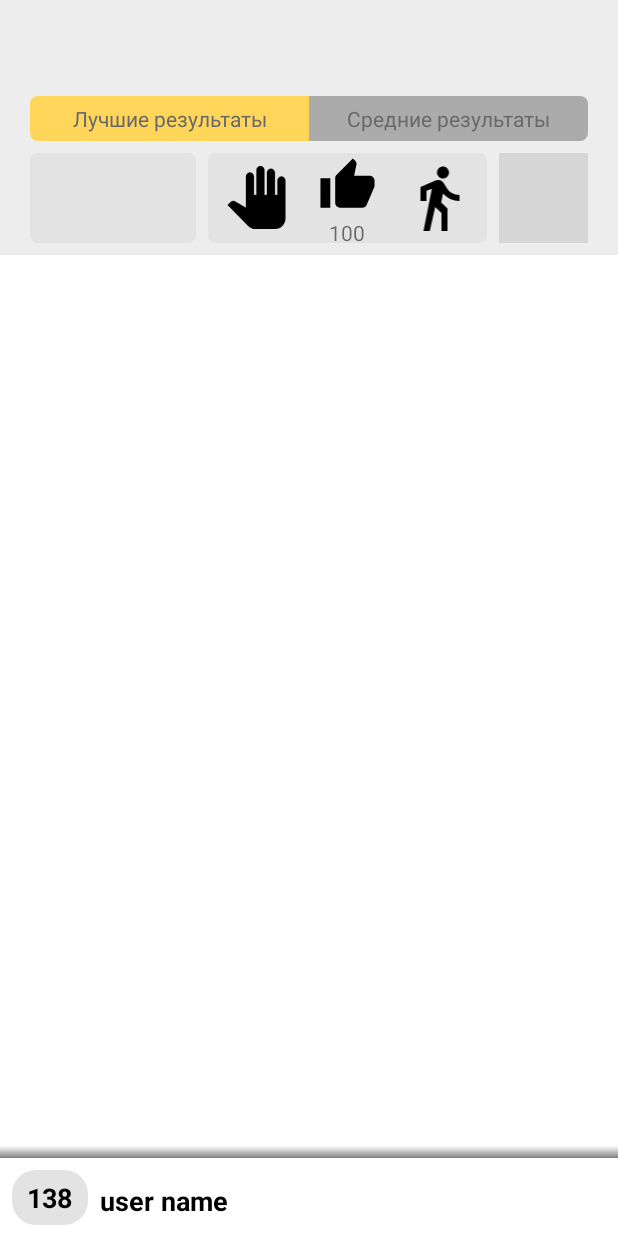
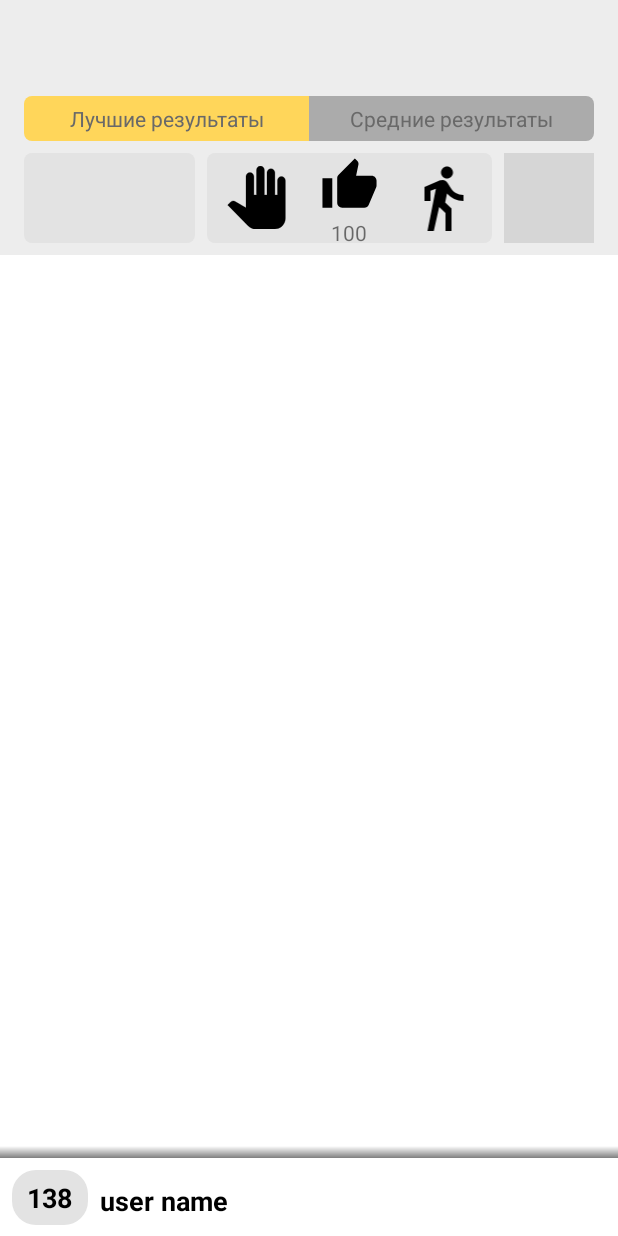
Before and after one commit to pasevinapolina/punch-speed, an Android app: the layout activity_community.xml on its own in the app's theme, with its tools: preview values and no code run, on a phone screen of 412 x 824 dp. Run offline under Robolectric (Android 15) with nearby library versions, the phone set to English and light mode, and no system bars; grey boxes are pictures that could not be loaded.

Commit message:
Settings layout margins fixed

```diff
--- a/app/src/main/res/layout/activity_community.xml
+++ b/app/src/main/res/layout/activity_community.xml
@@ -7,7 +7,7 @@
     android:layout_height="match_parent"
     android:background="@color/colorGreyLight"
     android:fitsSystemWindows="true"
-    tools:context="com.artioml.practice.CommunityActivity"
+    tools:context="com.artioml.practice.activities.CommunityActivity"
     xmlns:app="http://schemas.android.com/apk/res-auto">
 
     <RelativeLayout
@@ -18,10 +18,7 @@
             android:id="@+id/settingsLayout"
             android:layout_width="match_parent"
             android:layout_height="wrap_content"
-            android:paddingLeft="@dimen/activity_horizontal_margin"
-            android:paddingRight="@dimen/activity_horizontal_margin"
-            android:paddingBottom="@dimen/half_margin"
-            android:paddingTop="@dimen/half_margin"
+            android:padding="@dimen/half_margin"
             android:orientation="vertical">
 
             <RadioGroup
@@ -29,9 +26,9 @@
                 android:id="@+id/resultsSwitch"
                 android:layout_width="match_parent"
                 android:layout_height="30dp"
-                android:layout_marginLeft="@dimen/fourth_margin"
-                android:layout_marginRight="@dimen/fourth_margin"
-                android:orientation="horizontal">
+                android:orientation="horizontal"
+                android:layout_marginLeft="@dimen/half_margin"
+                android:layout_marginRight="@dimen/half_margin">
 
                 <RadioButton
                     android:id="@+id/bestResultsButton"
@@ -42,7 +39,7 @@
                     android:button="@null"
                     android:gravity="center"
                     android:text="@string/best_results"
-                    android:textColor="@color/colorGreyDarkest" />
+                    android:textColor="@color/colorGreyDarkest"/>
 
                 <RadioButton
                     android:id="@+id/avgResultsButton"
@@ -88,7 +85,7 @@
                 android:layout_height="@dimen/half_margin"
                 android:background="@drawable/community_item_background"/>
 
-            <include layout="@layout/community_item" />
+            <include layout="@layout/row_community" />
 
     </LinearLayout>
 
--- a/app/src/main/res/layout/activity_license.xml
+++ b/app/src/main/res/layout/activity_license.xml
@@ -5,7 +5,7 @@
     android:layout_width="match_parent"
     android:layout_height="match_parent"
     android:fitsSystemWindows="true"
-    tools:context="com.artioml.practice.LicenseActivity">
+    tools:context="com.artioml.practice.activities.LicenseActivity">
 
     <android.support.design.widget.AppBarLayout
         android:layout_width="match_parent"
--- a/app/src/main/res/layout/activity_main.xml
+++ b/app/src/main/res/layout/activity_main.xml
@@ -5,7 +5,7 @@
     android:layout_width="match_parent"
     android:layout_height="match_parent"
     android:fitsSystemWindows="true"
-    tools:context="com.artioml.practice.MainActivity">
+    tools:context="com.artioml.practice.activities.MainActivity">
 
     <android.support.design.widget.AppBarLayout
         android:layout_width="match_parent"
--- a/app/src/main/res/layout/content_license.xml
+++ b/app/src/main/res/layout/content_license.xml
@@ -10,7 +10,7 @@
     android:paddingRight="@dimen/activity_horizontal_margin"
     android:paddingTop="@dimen/activity_vertical_margin"
     app:layout_behavior="@string/appbar_scrolling_view_behavior"
-    tools:context="com.artioml.practice.LicenseActivity"
+    tools:context="com.artioml.practice.activities.LicenseActivity"
     tools:showIn="@layout/activity_license">
 
     <LinearLayout
--- a/app/src/main/res/layout/content_settings.xml
+++ b/app/src/main/res/layout/content_settings.xml
@@ -5,14 +5,16 @@
               android:layout_width="match_parent"
               android:id="@+id/allSettings"
               android:layout_height="@dimen/settings_panel_height"
-              android:layout_marginTop="@dimen/half_margin">
+              android:layout_marginTop="@dimen/half_margin"
+              android:layout_marginRight="@dimen/fourth_margin"
+              android:layout_marginLeft="@dimen/fourth_margin">
 
     <LinearLayout
         android:layout_width="0dp"
-        android:layout_height="wrap_content"
+        android:layout_height="match_parent"
         android:layout_weight="8">
 
-        <include layout="@layout/settings_item"/>
+        <include layout="@layout/item_settings" />
     </LinearLayout>
 
     <ImageButton
@@ -23,7 +25,8 @@
         android:background="@drawable/button_background_yellow"
         android:scaleType="fitCenter"
         app:srcCompat="@drawable/ic_settings_24dp"
-        android:layout_marginStart="@dimen/fourth_margin"
-        android:layout_marginEnd="@dimen/fourth_margin" />
+        android:contentDescription="@string/settings"
+        android:layout_marginLeft="@dimen/fourth_margin"
+        android:layout_marginRight="@dimen/fourth_margin"/>
 
 </LinearLayout>
--- a/app/src/main/res/layout/dialog_average_values.xml
+++ b/app/src/main/res/layout/dialog_average_values.xml
@@ -28,7 +28,7 @@
         android:padding="@dimen/normal_margin"
         android:orientation="vertical">
 
-        <include layout="@layout/settings_item" />
+        <include layout="@layout/item_settings" />
 
 
         <TableLayout
--- a/app/src/main/res/layout/settings_item.xml
+++ b/app/src/main/res/layout/item_settings.xml
@@ -13,8 +13,8 @@
         android:textColor="@color/colorTextBlack"
         android:background="@drawable/parameters_background"
         android:textSize="16sp"
-        android:layout_marginStart="@dimen/fourth_margin"
-        android:layout_marginEnd="@dimen/fourth_margin" />
+        android:layout_marginLeft="@dimen/fourth_margin"
+        android:layout_marginRight="@dimen/fourth_margin"/>
 
     <LinearLayout
         android:layout_width="0dp"
@@ -23,8 +23,9 @@
         android:orientation="horizontal"
         android:background="@drawable/parameters_background"
         android:gravity="center"
-        android:layout_marginStart="@dimen/fourth_margin"
-        android:layout_marginEnd="@dimen/fourth_margin">
+
+        android:layout_marginLeft="@dimen/fourth_margin"
+        android:layout_marginRight="@dimen/fourth_margin">
 
         <ImageView
             android:layout_width="0dp"
@@ -33,7 +34,8 @@
             android:id="@+id/handView"
             android:layout_weight="1"
             android:layout_margin="@dimen/fourth_margin"
-            android:layout_gravity="center" />
+            android:layout_gravity="center"
+            android:scaleType="fitCenter"/>
 
         <LinearLayout
             android:orientation="vertical"
@@ -48,6 +50,7 @@
                 android:id="@+id/glovesView"
                 android:layout_weight="1"
                 android:layout_gravity="center"
+                android:scaleType="fitCenter"
                 android:layout_margin="2dp" />
 
             <TextView
@@ -66,7 +69,8 @@
             android:id="@+id/positionView"
             android:layout_weight="1"
             android:layout_margin="@dimen/fourth_margin"
-            android:layout_gravity="center" />
+            android:layout_gravity="center"
+            android:scaleType="fitCenter"/>
     </LinearLayout>
 
 </LinearLayout>
--- a/app/src/main/res/layout/result_item.xml
+++ b/app/src/main/res/layout/row_result.xml
@@ -13,7 +13,8 @@
         android:paddingBottom="@dimen/half_margin"
         android:paddingTop="@dimen/half_margin"
         android:gravity="center_vertical|start"
-        android:layout_marginStart="22dp">
+        android:layout_marginStart="22dp"
+        android:layout_marginLeft="22dp">
 
         <TextView
             android:text="TextView"
@@ -65,5 +66,5 @@
     <view
         android:layout_width="match_parent"
         android:layout_height="wrap_content"
-        class="com.artioml.practice.ResultSeekBar" />
+        class="com.artioml.practice.views.ResultSeekBar" />
 </LinearLayout>
--- a/app/src/main/res/values/strings.xml
+++ b/app/src/main/res/values/strings.xml
@@ -2,17 +2,17 @@
 
     <string name="app_name">Сила удара</string>
 
-    <!--content_main.xml-->
+    <!-- content_main.xml -->
     <string name="hit_button">УДАР</string>
     <string name="community">Сообщество</string>
     <string name="history">История</string>
 
-    <!--content_license.xml-->
+    <!-- content_license.xml -->
     <string name="license_title">Лицензионное соглашение</string>
     <string name="license_agreement">Lorem ipsum dolor sit amet, consectetur adipiscing elit, sed do eiusmod tempor incididunt ut labore et dolore magna aliqua. Ut enim ad minim veniam, quis nostrud exercitation ullamco laboris nisi ut aliquip ex ea commodo consequat. Duis aute irure dolor in reprehenderit in voluptate velit esse cillum dolore eu fugiat nulla pariatur. Excepteur sint occaecat cupidatat non proident, sunt in culpa qui officia deserunt mollit anim id est laborum.</string>
     <string name="accept">Принять</string>
 
-    <!--dialog_main_settings.xml-->
+    <!-- dialog_main_settings.xml -->
     <string name="left_hand_item">левая</string>
     <string name="right_hand_item">правая</string>
     <string name="glove">перчатка</string>
@@ -23,12 +23,12 @@
     <string name="gloves_weight">вес перчатки</string>
     <string name="oz">oz</string>
 
-    <!--result_item.xml-->
+    <!-- row_result.xml -->
     <string name="bad">плохо</string>
     <string name="middle">средне</string>
     <string name="good">хорошо</string>
 
-    <!--activity_punch_result.xml-->
+    <!-- activity_punch_result.xml -->
     <string name="speed_title">скорость\nудара</string>
     <string name="reaction_title">скорость\nреакции</string>
     <string name="acceleration_title">ускорение</string>
@@ -36,42 +36,43 @@
     <string name="reaction_result">%.2f с</string>
     <string name="acceleration_result">%.2f м/с&lt;sup&gt;&lt;small&gt;&lt;small&gt;2&lt;/small&gt;&lt;/small&gt;&lt;/sup&gt;</string>
 
-    <!--history_item.xml-->
+    <!-- row_history.xml -->
     <string name="speed_title_h">cкорость удара</string>
     <string name="reaction_title_h">cкорость реакции</string>
 
-    <!--menu_history.xml-->
+    <!-- menu_history.xml -->
     <string name="speed_menu">Cкорость удара</string>
     <string name="reaction_menu">Cкорость реакции</string>
     <string name="acceleration_menu">Ускорение</string>
     <string name="date_menu">Дата</string>
 
-    <!--dialog_history_settings.xml-->
+    <!-- dialog_history_settings.xml -->
+    <string name="settings">Настройки</string>
     <string name="doesnt_matter">не важно</string>
 
-    <!--community_logout.xml-->
+    <!-- community_logout.xml -->
     <string name="enter_username">Введите имя</string>
     <string name="login">Войти</string>
     <string name="load_previous_results">Загрузить предыдущие результаты</string>
 
-    <!--community_activity.xml-->
+    <!-- community_activity.xml -->
     <string name="best_results">Лучшие результаты</string>
     <string name="average_results">Средние результаты</string>
 
-    <!--menu_community.xml-->
+    <!-- menu_community.xml -->
     <string name="average_values">Средние значения</string>
     <string name="change_username">Сменить имя</string>
     <string name="logout">Выйти из сообщества</string>
 
-    <!--dialog_change_name.xml-->
+    <!-- dialog_change_name.xml -->
     <string name="enter_new_username">Введите новое имя</string>
 
-    <!--dialog_logout.xml-->
+    <!-- dialog_logout.xml -->
     <string name="logout_message">Ваши результаты будут скрыты из топа.\nВыйти?</string>
     <string name="yes">Да</string>
     <string name="no_cap">Нет</string>
 
-    <!--dialog_average_values.xml-->
+    <!-- dialog_average_values.xml -->
     <string name="average">Среднее</string>
     <string name="my">Моё</string>
     <string name="ok">ОК</string>
```
Also changed, not shown: app/src/main/AndroidManifest.xml (+16 -16 lines), app/src/main/res/layout/activity_login.xml (+5 -8 lines), app/src/main/res/layout/activity_punch_result.xml (+4 -4 lines), app/src/main/res/layout/content_main.xml (+4 -4 lines), app/src/main/res/layout/row_community.xml (renamed from app/src/main/res/layout/community_item.xml), app/src/main/res/layout/row_history.xml (renamed from app/src/main/res/layout/history_item.xml).
